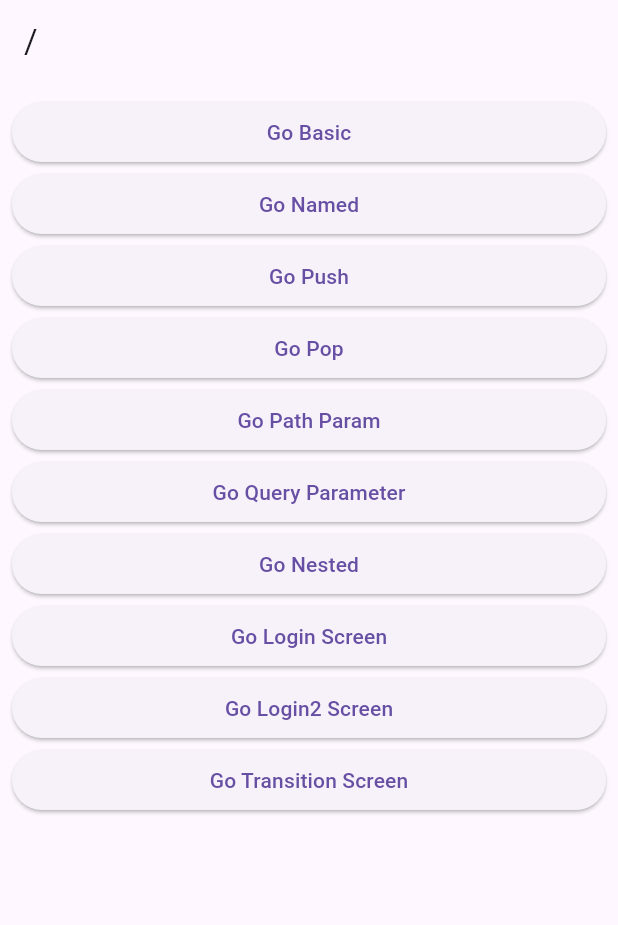
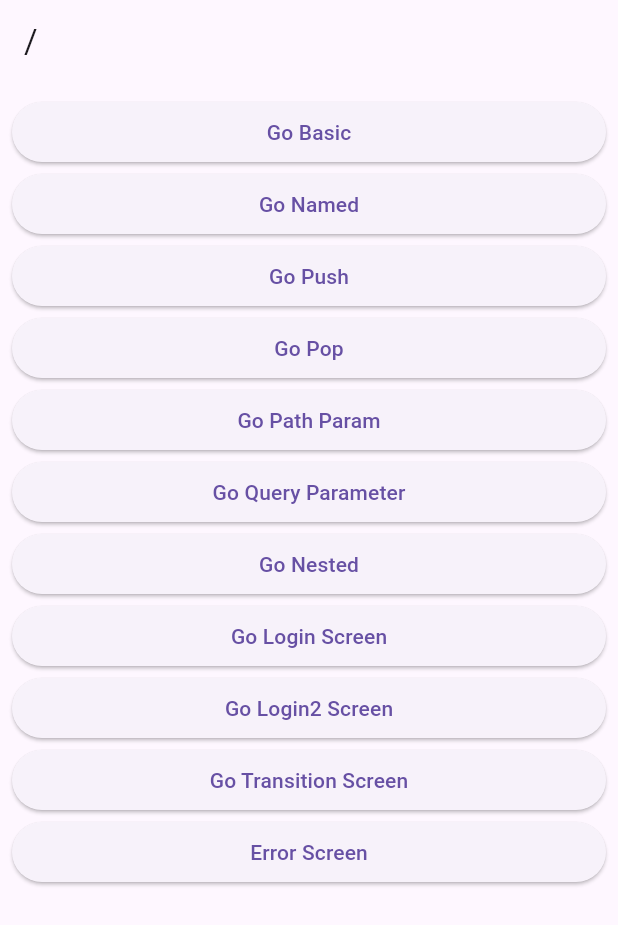
Before and after one commit to dlsdk0601/restaurant_app, a Flutter app: the screen it shows after launch, on a phone screen of 412 x 824 dp. Shown: the top 925 px of the screen. Run offline on Flutter 3.47's test engine with Material 3 defaults, Android fonts, the phone set to English and light mode, and no system bars; our stand-ins replace dio, flutter_dotenv, flutter_riverpod, flutter_secure_storage, go_router, retrofit and 2 more; generated files the repository leaves out were written again.

Commit message:
feat: error 스크린 예제

```diff
--- a/gorouter/lib/router/router.dart
+++ b/gorouter/lib/router/router.dart
@@ -1,6 +1,7 @@
 import 'package:flutter/cupertino.dart';
 import 'package:go_router/go_router.dart';
 import 'package:gorouter/screens/10_transition_screen_1.dart';
+import 'package:gorouter/screens/11_error_screen.dart';
 import 'package:gorouter/screens/1_basic_screen.dart';
 import 'package:gorouter/screens/2_named_screen.dart';
 import 'package:gorouter/screens/3_push_screen.dart';
@@ -153,4 +154,6 @@ final router = GoRouter(
       ],
     ),
   ],
+  // 특별히 다른 에러는 아니고 go_router 에서 에러가 발생 시, 이동되는 에러 페이지
+  errorBuilder: (context, state) => ErrorScreen(error: state.error.toString()),
 );
--- a/gorouter/lib/screens/root_screen.dart
+++ b/gorouter/lib/screens/root_screen.dart
@@ -70,6 +70,12 @@ class RootScreen extends StatelessWidget {
             },
             child: const Text("Go Transition Screen"),
           ),
+          ElevatedButton(
+            onPressed: () {
+              context.go("/error");
+            },
+            child: const Text("Error Screen"),
+          ),
         ],
       ),
     );
```
Also changed, not shown: gorouter/lib/screens/11_error_screen.dart (added, +31 -0 lines).
